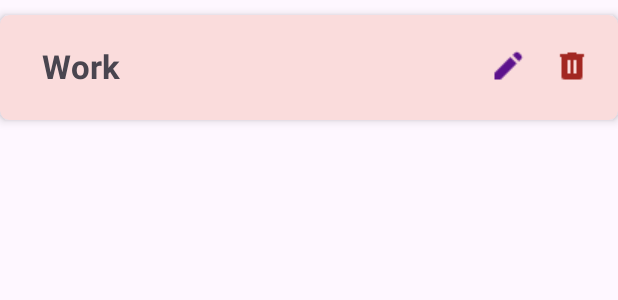
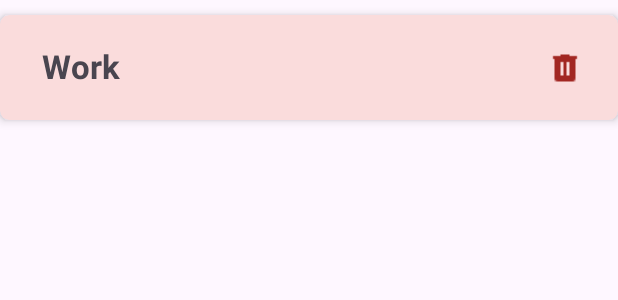
Before and after one commit to Ayeshazulfiqar895/TimeTrackingApp, an Android app: the layout category_list.xml on its own in the app's theme, with its tools: preview values and no code run, on a phone screen of 412 x 824 dp. Shown: the top 300 px of the screen. Run offline under Robolectric (Android 15) with nearby library versions, the phone set to English and light mode, and no system bars.

```diff
--- a/app/src/main/java/com/example/timetrackingapp/ActivityAdapter.java
+++ b/app/src/main/java/com/example/timetrackingapp/ActivityAdapter.java
@@ -27,13 +27,11 @@ public class ActivityAdapter extends RecyclerView.Adapter<ActivityAdapter.ViewHo
     }
 
     public static class ViewHolder extends RecyclerView.ViewHolder {
-        public ImageView itemImage;
         public TextView itemText;
         public ImageView deleteButton;
 
         public ViewHolder(View view) {
             super(view);
-            itemImage = view.findViewById(R.id.item_image);
             itemText = view.findViewById(R.id.item_text);
             deleteButton = view.findViewById(R.id.delete_button);
         }
--- a/app/src/main/java/com/example/timetrackingapp/Activity_Modal.java
+++ b/app/src/main/java/com/example/timetrackingapp/Activity_Modal.java
@@ -4,8 +4,6 @@ public class Activity_Modal {
     private String name;
     private String category;
     private String documentId;
-
-
 
     public String getDocumentId() {
         return documentId;
@@ -14,8 +12,9 @@ public class Activity_Modal {
     public void setDocumentId(String documentId) {
         this.documentId = documentId;
     }
+
     public Activity_Modal() {
-
+        // Default constructor
     }
 
     public Activity_Modal(String name, String category) {
--- a/app/src/main/res/layout/category_list.xml
+++ b/app/src/main/res/layout/category_list.xml
@@ -36,25 +36,15 @@
             app:layout_constraintVertical_bias="0.475" />
 
         <ImageView
-            android:id="@+id/editButton_category"
-            android:layout_width="wrap_content"
-            android:layout_height="wrap_content"
-            android:background="@drawable/edit"
-            app:layout_constraintBottom_toBottomOf="@+id/categoryitem_text"
-            app:layout_constraintEnd_toEndOf="parent"
-            app:layout_constraintHorizontal_bias="0.8"
-            app:layout_constraintStart_toEndOf="@+id/categoryitem_text"
-            app:layout_constraintTop_toTopOf="@+id/categoryitem_text" />
-
-        <ImageView
             android:id="@+id/delete_button_category"
             android:layout_width="wrap_content"
             android:layout_height="wrap_content"
+            app:layout_constraintHorizontal_bias="0.94"
             android:background="@drawable/remove"
-            app:layout_constraintBottom_toBottomOf="@+id/editButton_category"
+            app:layout_constraintBottom_toBottomOf="parent"
             app:layout_constraintEnd_toEndOf="parent"
-            app:layout_constraintStart_toEndOf="@+id/editButton_category"
-            app:layout_constraintTop_toTopOf="@+id/editButton_category" />
+            app:layout_constraintStart_toStartOf="parent"
+            app:layout_constraintTop_toTopOf="parent" />
 
     </androidx.constraintlayout.widget.ConstraintLayout>
 </androidx.cardview.widget.CardView>
--- a/app/src/main/res/layout/fragment_activity.xml
+++ b/app/src/main/res/layout/fragment_activity.xml
@@ -71,6 +71,7 @@
                 android:layout_width="match_parent"
                 android:layout_height="wrap_content"
                 android:clipToPadding="false"
+                android:paddingBottom="60dp"
                 app:layout_constraintBottom_toBottomOf="parent"
                 app:layout_constraintEnd_toEndOf="parent"
                 app:layout_constraintHorizontal_bias="0.0"
--- a/app/src/main/res/layout/fragment_category.xml
+++ b/app/src/main/res/layout/fragment_category.xml
@@ -69,6 +69,7 @@
                 android:id="@+id/categoryRecyclerView"
                 android:layout_width="match_parent"
                 android:layout_height="wrap_content"
+                android:paddingBottom="60dp"
                 android:layout_marginTop="20dp"
                 android:clipToPadding="false"
                 app:layout_constraintEnd_toEndOf="parent"
```
Also changed, not shown: app/src/main/java/com/example/timetrackingapp/ActivityFragment.java (+83 -13 lines), app/src/main/java/com/example/timetrackingapp/CategoryAdapter.java (+13 -13 lines), app/src/main/java/com/example/timetrackingapp/CategoryFragment.java (+47 -47 lines), app/src/main/res/layout/list_item.xml (+5 -16 lines).
